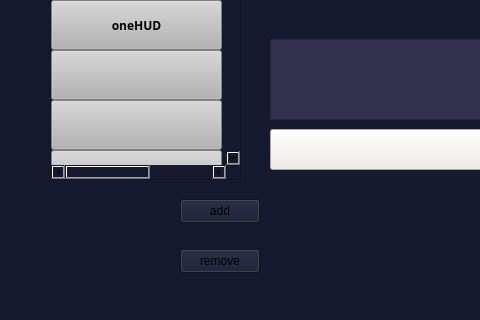
This is mainwindow.ui in Croudxd/YourHUDs as Qt 5 draws it before an edit; both pictures show x 0 to 480 and y 280 to 600 of the 800 by 600 pixel window. The edited form follows.
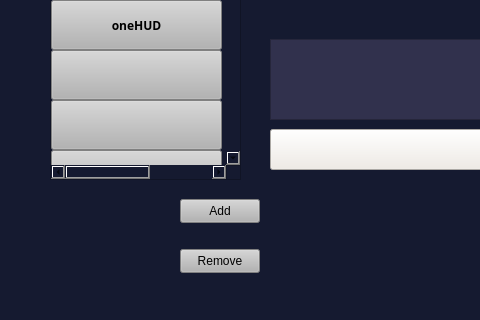
This is the edited form.

Commit message: Added readHudFile method to read data from custom.txt and then to create objects based of the data.

```diff
--- a/mainwindow.ui
+++ b/mainwindow.ui
@@ -602,8 +602,13 @@
       <height>24</height>
      </rect>
     </property>
+    <property name="styleSheet">
+     <string notr="true">color: rgb(0, 0, 0);
+background-color: rgb(179, 179, 179);
+</string>
+    </property>
     <property name="text">
-     <string>add</string>
+     <string>Add</string>
     </property>
    </widget>
    <widget class="QPushButton" name="removeButton">
@@ -615,8 +620,13 @@
       <height>24</height>
      </rect>
     </property>
+    <property name="styleSheet">
+     <string notr="true">color: rgb(0, 0, 0);
+background-color: rgb(179, 179, 179);
+</string>
+    </property>
     <property name="text">
-     <string>remove</string>
+     <string>Remove</string>
     </property>
    </widget>
   </widget>
```
The commit also changes 2 other files.
